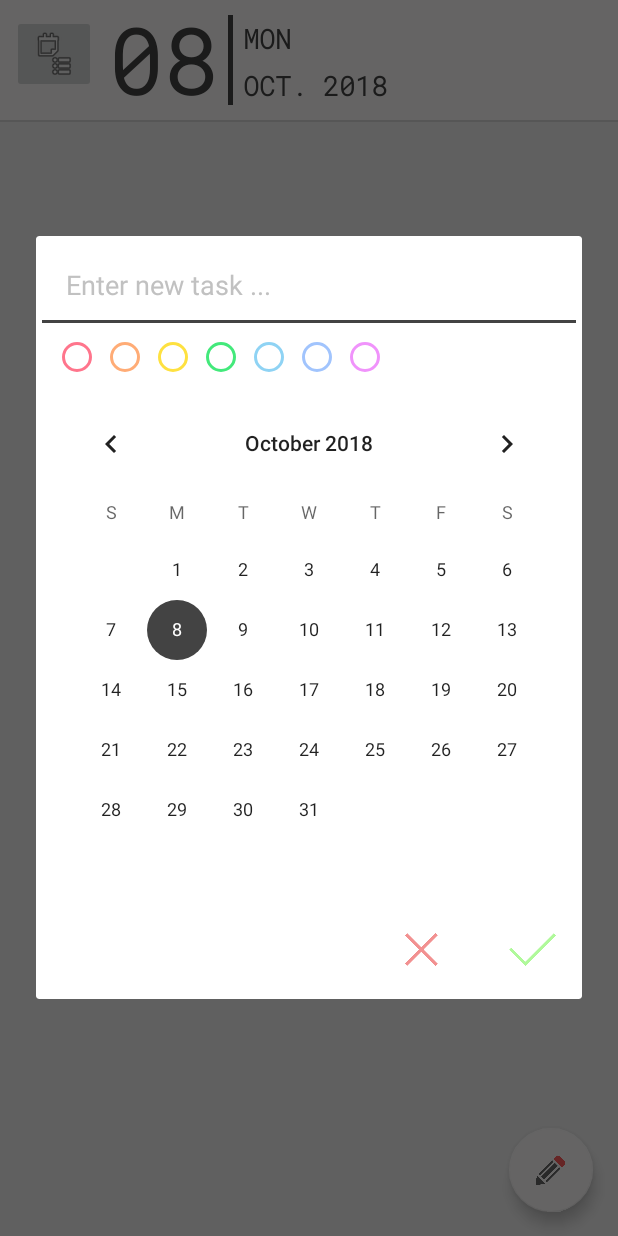
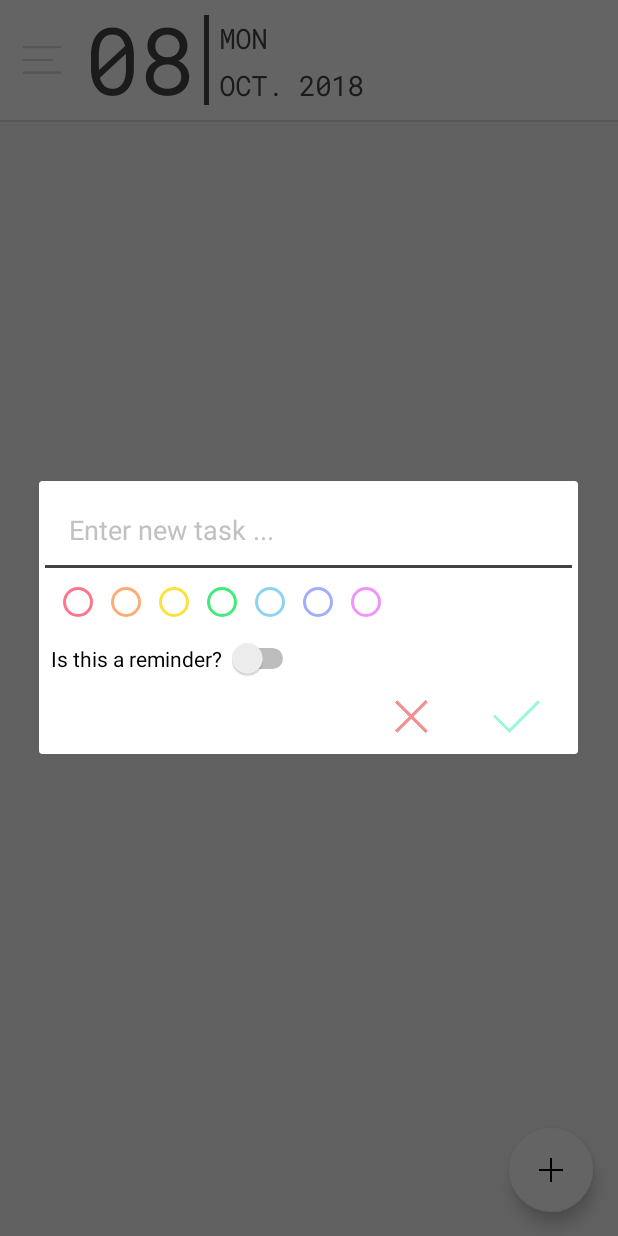
Before and after one commit to alancleetus/to-do-list, an Android app: the screen it shows after launch (MainActivity), after a tap on an icon or button, on a phone screen of 412 x 824 dp. Run offline under Robolectric (Android 15) with nearby library versions, the phone set to English and light mode, and no system bars; libraries missing offline, so code that uses them is left out: io.realm; 4 statements that could not run were skipped.

Commit message:
changed colors a bit,  stopped coloring the text instead put a colored bar left of radio button.  removed calendar from input dialog.  replaced with a slider that needs to be coded.

```diff
--- a/myToDoList/app/src/main/res/drawable/rounded_box.xml
+++ b/myToDoList/app/src/main/res/drawable/rounded_box.xml
@@ -44,7 +44,7 @@
             <corners android:radius="0dp" />
             <padding android:top="10dp"/>
             <padding android:bottom="10dp"/>
-            <padding android:left="10dp"/>
+            <padding android:left="0dp"/>
             <padding android:right="10dp"/>
 
         </shape>
--- a/myToDoList/app/src/main/res/layout/activity_main.xml
+++ b/myToDoList/app/src/main/res/layout/activity_main.xml
@@ -23,7 +23,7 @@
         app:layout_constraintEnd_toEndOf="parent"
         app:layout_constraintHorizontal_bias="0.974"
         app:layout_constraintStart_toStartOf="parent"
-        app:srcCompat="@drawable/pencil" />
+        app:srcCompat="@drawable/addicon" />
 
     <ScrollView
         android:id="@+id/scrollView2"
@@ -51,13 +51,15 @@
                 tools:layout_editor_absoluteY="201dp">
 
 
-                <ImageButton
+                <Button
+
                     android:id="@+id/statButton"
-                    android:layout_width="0dp"
-                    android:layout_height="wrap_content"
                     android:layout_marginStart="8dp"
+                    android:layout_width="40dp"
+                    android:layout_height="40dp"
+                    android:layout_marginTop="8dp"
                     android:layout_marginBottom="8dp"
-                    android:src="@android:drawable/ic_menu_agenda"
+                    android:background="@drawable/hamburgericon"
                     app:layout_constraintBottom_toBottomOf="parent"
                     app:layout_constraintStart_toStartOf="parent"
                     app:layout_constraintTop_toTopOf="parent" />
--- a/myToDoList/app/src/main/res/layout/dialog.xml
+++ b/myToDoList/app/src/main/res/layout/dialog.xml
@@ -99,48 +99,54 @@
             android:buttonTint="@color/violetPastel"
             android:checked="false"
             android:contentDescription="violet button" />
+
+        <RadioButton
+            android:id="@+id/whiteColorButton"
+            android:layout_width="wrap_content"
+            android:layout_height="wrap_content"
+            android:layout_weight="1"
+            android:buttonTint="@color/white"
+            android:checked="false"
+            android:contentDescription="white button" />
     </RadioGroup>
 
-    <CalendarView
-        android:id="@+id/duedatepicker"
+    <Switch
+        android:id="@+id/remindertoggle"
         android:layout_width="wrap_content"
         android:layout_height="wrap_content"
         android:layout_marginStart="8dp"
         android:layout_marginTop="8dp"
         android:layout_marginEnd="8dp"
+        android:text="Is this a reminder? "
+        app:layout_constraintBottom_toTopOf="@+id/cancelDialogButton"
         app:layout_constraintEnd_toEndOf="parent"
-        app:layout_constraintHorizontal_bias="0.4"
+        app:layout_constraintHorizontal_bias="0.0"
         app:layout_constraintStart_toStartOf="parent"
-        app:layout_constraintTop_toBottomOf="@+id/colorRadioGroup" />
+        app:layout_constraintTop_toBottomOf="@+id/colorRadioGroup"
+        app:layout_constraintVertical_bias="0.0" />
 
     <Button
         android:id="@+id/cancelDialogButton"
         android:layout_width="50dp"
         android:layout_height="50dp"
-        android:layout_marginTop="8dp"
-        android:layout_marginRight="24dp"
-        android:layout_marginBottom="8dp"
+        android:layout_marginRight="20dp"
         android:background="@drawable/cross"
         android:backgroundTint="@color/red"
         android:padding="10dp"
         app:layout_constraintBottom_toBottomOf="parent"
         app:layout_constraintRight_toLeftOf="@+id/NewTaskButton"
-        app:layout_constraintTop_toBottomOf="@+id/duedatepicker"
         tools:layout_constraintRight_creator="1" />
 
     <Button
         android:id="@+id/NewTaskButton"
         android:layout_width="50dp"
         android:layout_height="50dp"
-        android:layout_marginTop="8dp"
-        android:layout_marginRight="8dp"
-        android:layout_marginBottom="8dp"
+        android:layout_marginRight="16dp"
         android:background="@drawable/tick"
         android:backgroundTint="@color/green"
         android:padding="10dp"
         app:layout_constraintBottom_toBottomOf="parent"
         app:layout_constraintRight_toRightOf="parent"
-        app:layout_constraintTop_toBottomOf="@+id/duedatepicker"
         tools:layout_constraintRight_creator="1" />
 
 </android.support.constraint.ConstraintLayout>
--- a/myToDoList/app/src/main/res/values/colors.xml
+++ b/myToDoList/app/src/main/res/values/colors.xml
@@ -24,7 +24,7 @@
     <color name="yellowPastel">#fee140</color>
     <color name="greenPastel">#43e97b</color>
     <color name="bluePastel">#8fd3f4</color>
-    <color name="indigoPastel">#a1c4fd</color>
+    <color name="indigoPastel">#a1adfd</color>
     <color name="violetPastel">#f093fb</color>
 
     <color name="defaultPastel">#fff</color>
@@ -32,10 +32,10 @@
 
 
 
-    <color name="green">#b0f99b</color>
+    <color name="green">#9bf9da</color>
     <color name="red">#f29191</color>
     <color name="white">#fff</color>
-    <color name="black">#000</color>
+    <color name="black">#000000</color>
     <color name="grey">#dbdbe4</color>
 
 </resources>
```
Also changed, not shown: myToDoList/app/src/main/java/io/github/alancleetus/todolist/MainActivity.java (+7 -13 lines), myToDoList/app/src/main/res/layout/donetaskholder.xml (+14 -5 lines), myToDoList/app/src/main/res/layout/taskholder.xml (+12 -1 lines), myToDoList/app/src/main/res/drawable/addicon.png (added), myToDoList/app/src/main/res/drawable/deleteicon.png (added), myToDoList/app/src/main/res/drawable/hamburgericon.png (added).
